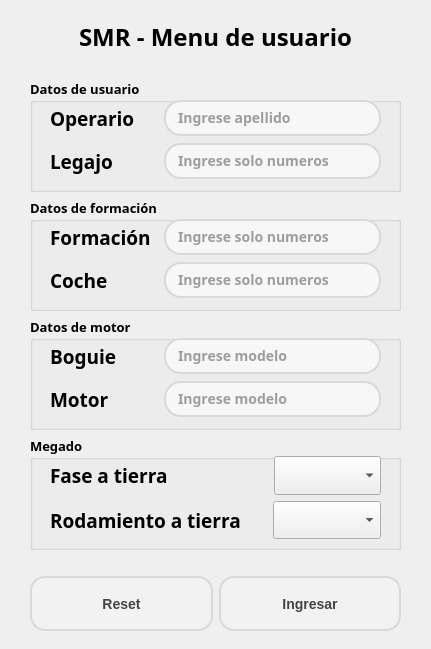
Above: app_smr/Qt/win_user_form.ui from nvargas24/Sistema_medicion_de_rodamientos-SMR before the change. Below: the same form after it.
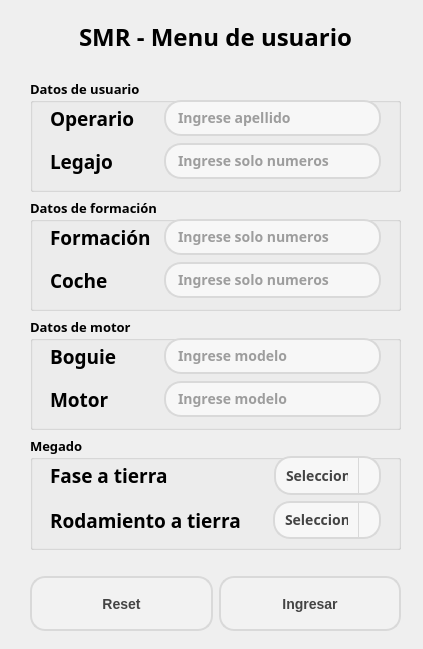
That is the form after the change.

Commit message: modifico style de ui

The edit to the form file:
```diff
--- a/app_smr/Qt/win_user_form.ui
+++ b/app_smr/Qt/win_user_form.ui
@@ -6,7 +6,7 @@
    <rect>
     <x>0</x>
     <y>0</y>
-    <width>431</width>
+    <width>423</width>
     <height>649</height>
    </rect>
   </property>
@@ -433,7 +433,49 @@
              </sizepolicy>
             </property>
             <property name="focusPolicy">
-             <enum>Qt::NoFocus</enum>
+             <enum>Qt::StrongFocus</enum>
+            </property>
+            <property name="styleSheet">
+             <string notr="true">/* Estilo para el QComboBox */
+QComboBox {
+    background-color: #F7F7F7; /* Color de fondo */
+    border: 2px solid #D9D9D9; /* Borde gris claro */
+    border-radius: 17px; /* Bordes curvos */
+    padding: 5px 10px; /* Espacio interno para el contenido */
+    font-size: 14px; /* Tamaño de fuente */
+    color: #444444; /* Color de texto */
+}
+
+/* Estilo cuando el QComboBox tiene el foco */
+QComboBox:focus {
+    border-color: #0078d7; /* Cambia el color del borde cuando se selecciona el QComboBox */
+    outline: none; /* Elimina el contorno alrededor del QComboBox al seleccionarlo */
+}
+
+/* Estilo para las opciones desplegables en el QComboBox */
+QComboBox QAbstractItemView {
+    background-color: #F7F7F7; /* Color de fondo */
+    border: 2px solid #D9D9D9; /* Borde gris claro */
+    border-radius: 5px; /* Bordes curvos */
+    padding: 2px 5px; /* Espacio interno para el contenido */
+    font-size: 14px; /* Tamaño de fuente */
+    color: #444444; /* Color de texto */
+}
+
+/* Estilo para el botón de desplegado (flecha) del QComboBox */
+QComboBox::drop-down {
+    /*subcontrol-origin: padding;*/
+    /*subcontrol-position: top right;*/
+    width: 20px; /* Ancho del botón */
+    border-left-width: 1px; /* Borde izquierdo del botón */
+    border-left-color: #D9D9D9; /* Color del borde izquierdo del botón */
+    border-left-style: solid;
+    border-top-right-radius: 17px; /* Bordes curvos en la parte superior derecha */
+    border-bottom-right-radius: 17px; /* Bordes curvos en la parte inferior derecha */
+    /*background-color: #F7F7F7;*/ /* Color de fondo del botón */
+}
+
+</string>
             </property>
             <property name="currentIndex">
              <number>-1</number>
@@ -492,7 +534,49 @@
              </sizepolicy>
             </property>
             <property name="focusPolicy">
-             <enum>Qt::NoFocus</enum>
+             <enum>Qt::StrongFocus</enum>
+            </property>
+            <property name="styleSheet">
+             <string notr="true">/* Estilo para el QComboBox */
+QComboBox {
+    background-color: #F7F7F7; /* Color de fondo */
+    border: 2px solid #D9D9D9; /* Borde gris claro */
+    border-radius: 17px; /* Bordes curvos */
+    padding: 5px 10px; /* Espacio interno para el contenido */
+    font-size: 14px; /* Tamaño de fuente */
+    color: #444444; /* Color de texto */
+}
+
+/* Estilo cuando el QComboBox tiene el foco */
+QComboBox:focus {
+    border-color: #0078d7; /* Cambia el color del borde cuando se selecciona el QComboBox */
+    outline: none; /* Elimina el contorno alrededor del QComboBox al seleccionarlo */
+}
+
+/* Estilo para las opciones desplegables en el QComboBox */
+QComboBox QAbstractItemView {
+    background-color: #F7F7F7; /* Color de fondo */
+    border: 2px solid #D9D9D9; /* Borde gris claro */
+    border-radius: 5px; /* Bordes curvos */
+    padding: 2px 5px; /* Espacio interno para el contenido */
+    font-size: 14px; /* Tamaño de fuente */
+    color: #444444; /* Color de texto */
+}
+
+/* Estilo para el botón de desplegado (flecha) del QComboBox */
+QComboBox::drop-down {
+    /*subcontrol-origin: padding;*/
+    /*subcontrol-position: top right;*/
+    width: 20px; /* Ancho del botón */
+    border-left-width: 1px; /* Borde izquierdo del botón */
+    border-left-color: #D9D9D9; /* Color del borde izquierdo del botón */
+    border-left-style: solid;
+    border-top-right-radius: 17px; /* Bordes curvos en la parte superior derecha */
+    border-bottom-right-radius: 17px; /* Bordes curvos en la parte inferior derecha */
+    /*background-color: #F7F7F7;*/ /* Color de fondo del botón */
+}
+
+</string>
             </property>
             <property name="currentIndex">
              <number>-1</number>
```
The commit also changes 1 other file.
